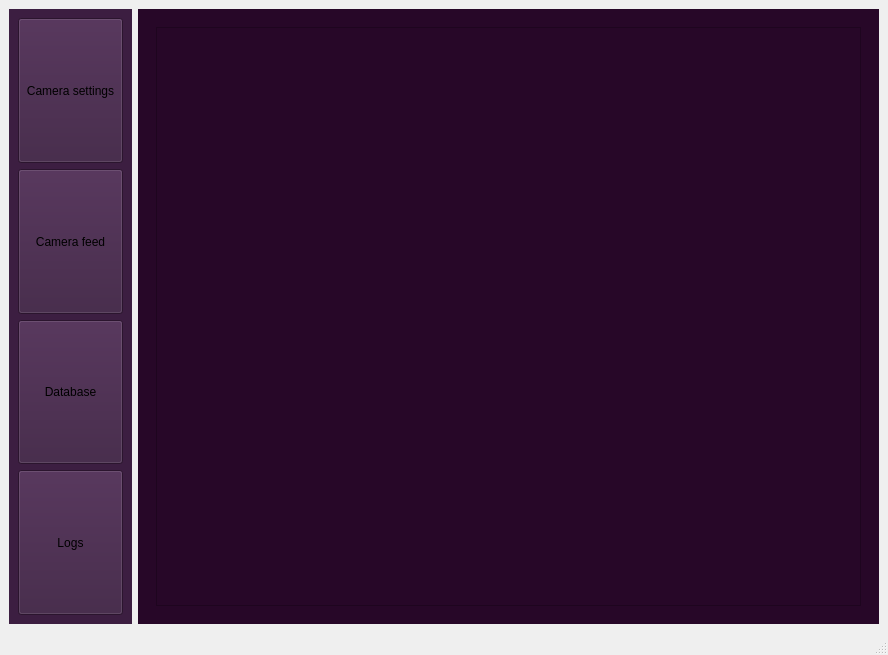
Before: the Qt Designer form UIs/main.ui in Sahasvinandith/ObserveAI_main, drawn with Qt 5.
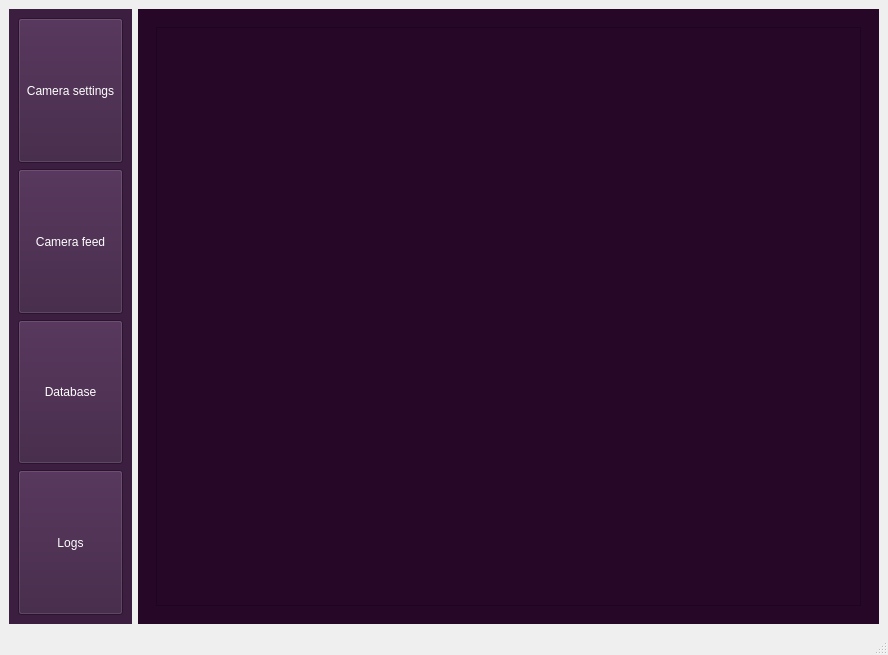
After: the same form once the commit is applied. The open tabs and pages were chosen to show the change.

Commit message: chenged a ui lil bit. And fixed an error with opencv and opencv-cotnrib both installed. causign dependency problems

Patch:
```diff
--- a/UIs/main.ui
+++ b/UIs/main.ui
@@ -19,6 +19,9 @@
   <property name="windowTitle">
    <string>MainWindow</string>
   </property>
+  <property name="styleSheet">
+   <string notr="true">color: rgb(255, 255, 255);</string>
+  </property>
   <widget class="QWidget" name="centralwidget">
    <property name="autoFillBackground">
     <bool>true</bool>
```
Left out of the diff: 4 changed lines with no effect on the pictures. The commit also changes 2 other files.
